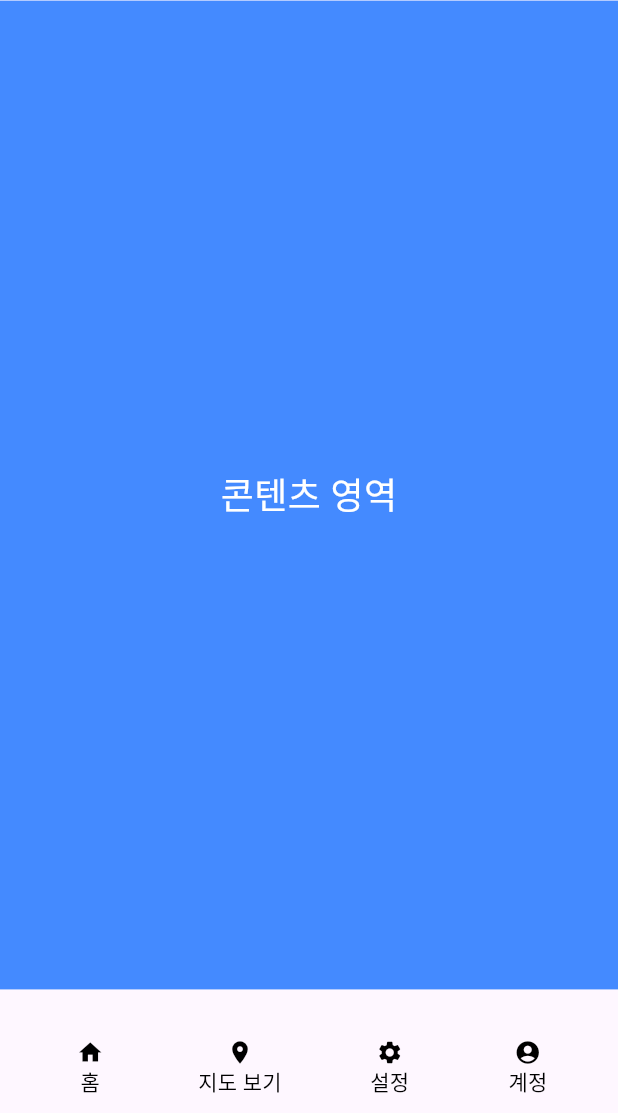
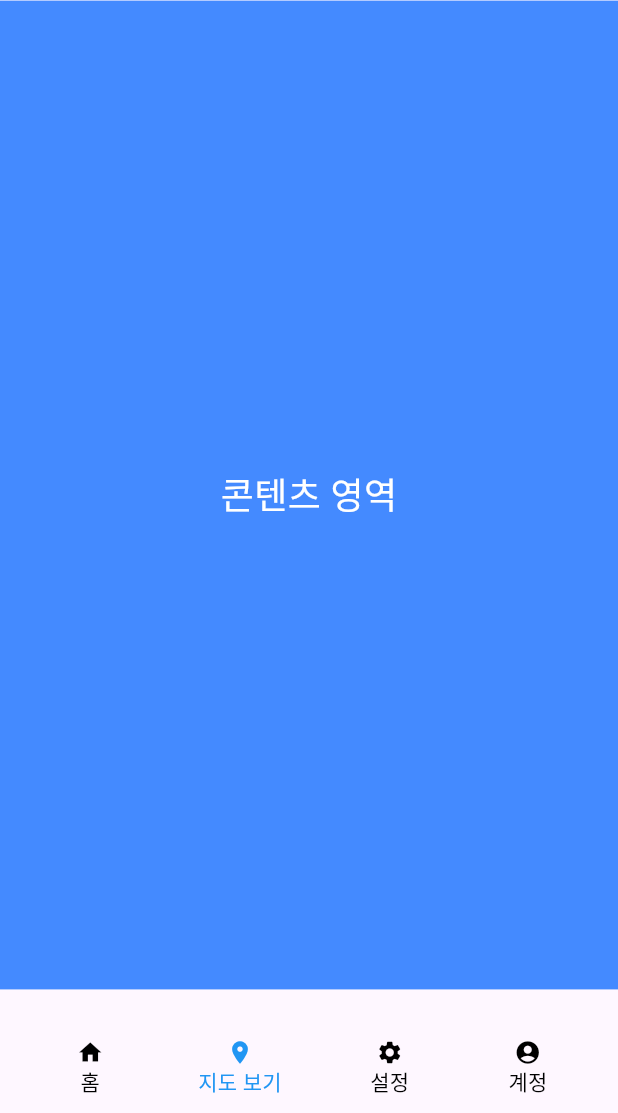
Before and after one commit to INMD1-Repo/All-life, a Flutter app: the screen it shows after launch, after a tap on "지도 보기", on a phone screen of 412 x 824 dp, the part 123-1236 px from its top. Run offline on Flutter 3.47's test engine with Material 3 defaults, Android fonts, the phone set to English and light mode, and no system bars; our stand-ins replace go_router; network calls fail.

Commit message:
페이지 미리 추가

```diff
--- a/Frontend/lib/page/home.dart
+++ b/Frontend/lib/page/home.dart
@@ -1,16 +1,26 @@
 import 'package:flutter/material.dart';
-import 'package:go_router/go_router.dart';
-import 'package:flutter/material.dart';
-import 'package:go_router/go_router.dart';
 
-class HomePage extends StatelessWidget {
+class HomePage extends StatefulWidget {
   const HomePage({super.key});
+
+  @override
+  _HomePageState createState() => _HomePageState();
+}
+
+class _HomePageState extends State<HomePage> {
+  // 현재 선택된 버튼을 추적하는 변수
+  int _selectedIndex = 0;
+
+  // 버튼을 클릭했을 때 호출되는 메서드
+  void _onButtonPressed(int index) {
+    setState(() {
+      _selectedIndex = index;
+    });
+  }
 
   @override
   Widget build(BuildContext context) {
     return Scaffold(
-      // 앱 바는 구현 안 함
-      // appBar: AppBar(title: Text('테스트 구현 페이지')),
       body: Column(
         children: [
           // 메뉴바 관련 코드
@@ -20,7 +30,6 @@ class HomePage extends StatelessWidget {
               margin: EdgeInsets.fromLTRB(8, 20, 8, 15),
               padding: EdgeInsets.symmetric(horizontal: 10.0),
               decoration: BoxDecoration(
-                // 컬러는 나중에 수정 예정, 레이아웃 작성
                 color: Color(0xffeff3fb),
                 borderRadius: BorderRadius.circular(20),
               ),
@@ -63,74 +72,16 @@ class HomePage extends StatelessWidget {
           Expanded(
             flex: 1, // 20%
             child: Container(
-              //color: Colors.greenAccent, // 임시로 배경색 지정 (하단 메뉴 영역)
               child: Center(
                 child: Row(
                   mainAxisAlignment: MainAxisAlignment.spaceEvenly,
                   children: [
-                    Padding(
-                        padding: EdgeInsets.fromLTRB(0, 25, 0, 0),
-                        child: TextButton(
-                             onPressed: () {},
-                            style: TextButton.styleFrom(
-                              overlayColor: Colors.transparent, // 눌림 효과 제거
+                    _buildButton(0, Icons.home, "홈"),
+                    _buildButton(1, Icons.place, "지도 보기"),
+                    _buildButton(2, Icons.settings, "설정"),
+                    _buildButton(3, Icons.account_circle, "계정"),
+                  ],
                 ),
-                        child: Column(
-                          children: [
-                            Icon(Icons.home, color: Colors.black),
-                            Text("홈", style: TextStyle(color: Colors.black))
-                          ],
-                        )
-                      )
-                    ),
-                    Padding(
-                        padding: EdgeInsets.fromLTRB(0, 25, 0, 0),
-                        child: TextButton(
-                            onPressed: () {},
-                            style: TextButton.styleFrom(
-                              overlayColor: Colors.transparent, // 눌림 효과 제거
-                            ),
-                            child: Column(
-                              children: [
-                                Icon(Icons.place, color: Colors.black),
-                                Text("지도 보기", style: TextStyle(color: Colors.black))
-                              ],
-                            )
-                        )
-                    ),
-                    Padding(
-                        padding: EdgeInsets.fromLTRB(0, 25, 0, 0),
-                        child: TextButton(
-                            onPressed: () {},
-                            style: TextButton.styleFrom(
-                              overlayColor: Colors.transparent, // 눌림 효과 제거
-                            ),
-                            child: Column(
-                              children: [
-                                Icon(Icons.settings, color: Colors.black),
-                                Text("설정", style: TextStyle(color: Colors.black))
-                              ],
-                            )
-                        )
-                    ),
-                    Padding(
-                        padding: EdgeInsets.fromLTRB(0, 25, 0, 0),
-                        child: TextButton(
-                            onPressed: () {},
-                            style: TextButton.styleFrom(
-                              overlayColor: Colors.transparent, // 눌림 효과 제거
-                            ),
-                            child: Column(
-                              children: [
-                                Icon(Icons.account_circle, color: Colors.black),
-                                Text("계정", style: TextStyle(color: Colors.black))
-                              ],
-                            )
-                        )
-                    )
-                  ],
-
-                )
               ),
             ),
           ),
@@ -138,4 +89,31 @@ class HomePage extends StatelessWidget {
       ),
     );
   }
+
+  // 버튼을 생성하는 메서드
+  Widget _buildButton(int index, IconData icon, String label) {
+    return Padding(
+      padding: EdgeInsets.fromLTRB(0, 25, 0, 0),
+      child: TextButton(
+        onPressed: () => _onButtonPressed(index),
+        style: TextButton.styleFrom(
+          overlayColor: Colors.transparent, // 눌림 효과 제거
+        ),
+        child: Column(
+          children: [
+            Icon(
+              icon,
+              color: _selectedIndex == index ? Colors.blue : Colors.black, // 선택된 버튼이면 파란색, 아니면 검은색
+            ),
+            Text(
+              label,
+              style: TextStyle(
+                color: _selectedIndex == index ? Colors.blue : Colors.black, // 선택된 버튼이면 파란색, 아니면 검은색
+              ),
+            ),
+          ],
+        ),
+      ),
+    );
   }
+}
```
Also changed, not shown: Frontend/lib/page/account.dart (added), Frontend/lib/page/first.dart (added), Frontend/lib/page/login.dart (added), Frontend/lib/page/map.dart (added). Lines whose indentation alone changed are shown as unchanged.
